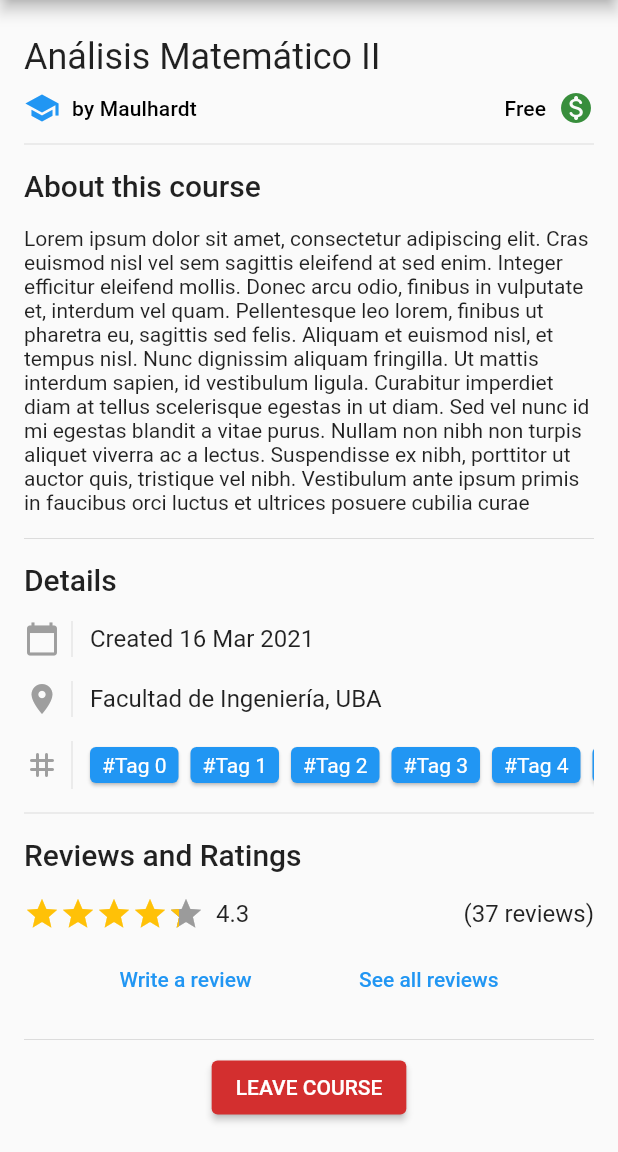
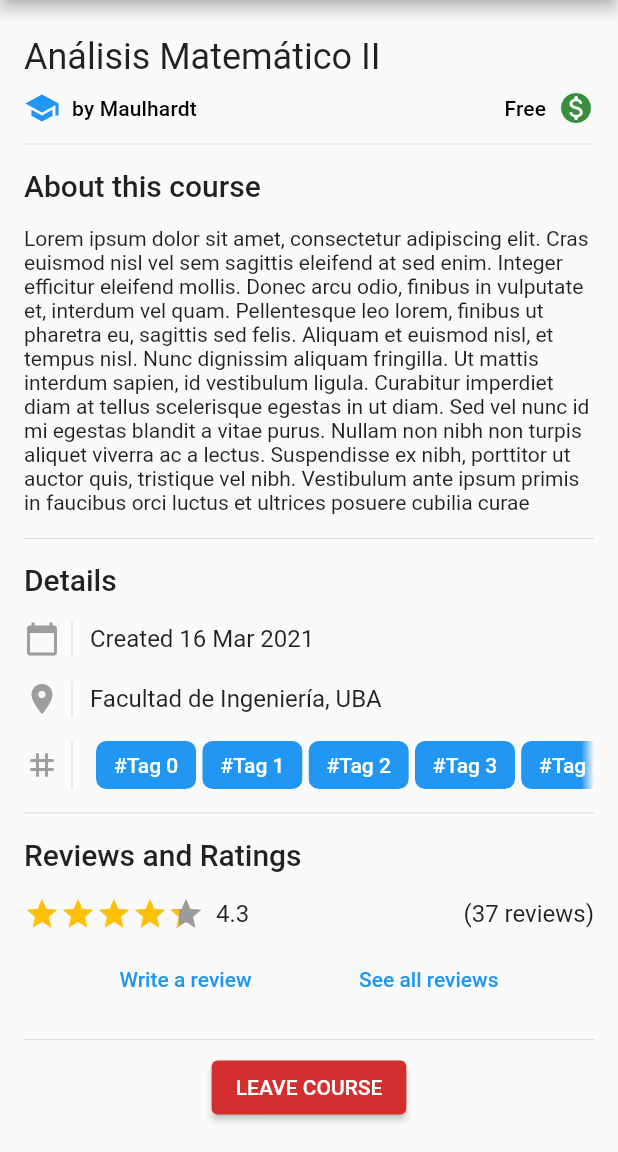
Before and after one commit to fiubademy/FrontUbademy, a Flutter app: the CourseViewPage screen opened directly, on a phone screen of 412 x 824 dp, the part 84-1236 px from its top. Run offline on Flutter 3.47's test engine with Material 2 defaults, Android fonts, the phone set to English and light mode, and no system bars; drawn by our look-alikes of flutter_rating_bar; our stand-ins replace flutter_secure_storage, flutter_signin_button, material_floating_search_bar; accounts and stored records are empty; network calls fail.

Commit message:
[UPDATE] - Changed tags in course view for the widget

```diff
--- a/fiubademy/lib/src/pages/courseview.dart
+++ b/fiubademy/lib/src/pages/courseview.dart
@@ -3,6 +3,8 @@ import 'package:flutter_rating_bar/flutter_rating_bar.dart';
 import 'package:provider/provider.dart';
 
 import 'package:fiubademy/src/services/auth.dart';
+import 'package:fiubademy/src/widgets/course_rating.dart';
+import 'package:fiubademy/src/widgets/course_tags.dart';
 import 'package:fiubademy/src/models/course.dart';
 
 class NextPage extends StatelessWidget {
@@ -180,25 +182,7 @@ class CourseViewPage extends StatelessWidget {
             const Icon(Icons.tag_rounded, color: Colors.grey),
             const VerticalDivider(),
             Expanded(
-              child: SizedBox(
-                height: 32.0,
-                child: ListView.builder(
-                  physics: ClampingScrollPhysics(),
-                  shrinkWrap: true,
-                  scrollDirection: Axis.horizontal,
-                  itemCount: 6,
-                  itemBuilder: (BuildContext context, int index) => Card(
-                    child: Padding(
-                      padding: const EdgeInsets.fromLTRB(8.0, 4.0, 8.0, 4.0),
-                      child: Text(
-                        '#Tag $index',
-                        style: const TextStyle(color: Colors.white),
-                      ),
-                    ),
-                    color: Theme.of(context).colorScheme.secondaryVariant,
-                  ),
-                ),
-              ),
+              child: CourseTags(),
             ),
           ],
         ),
```
